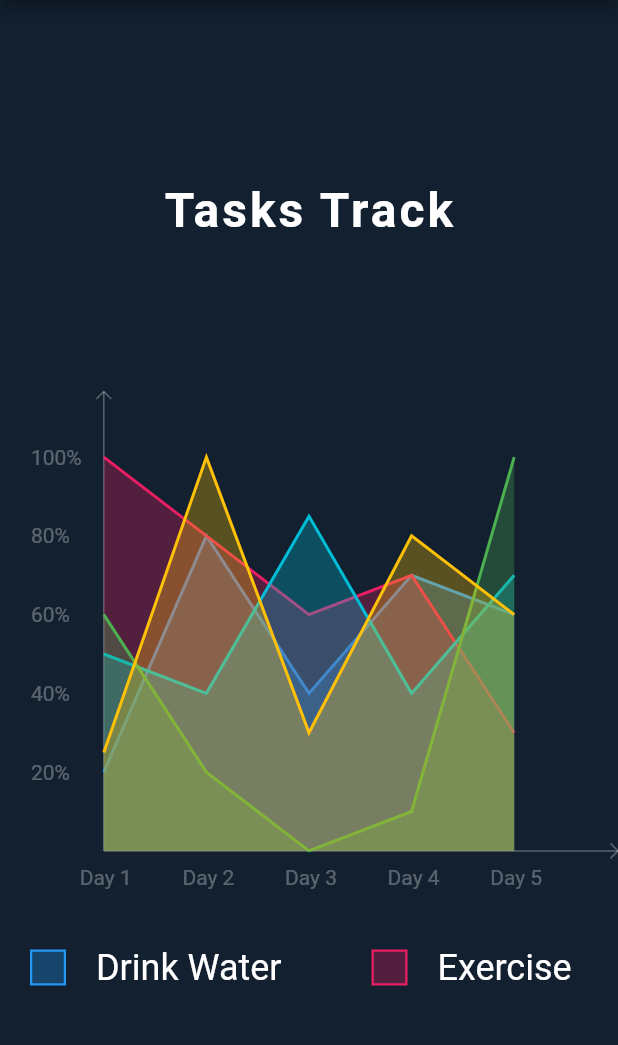
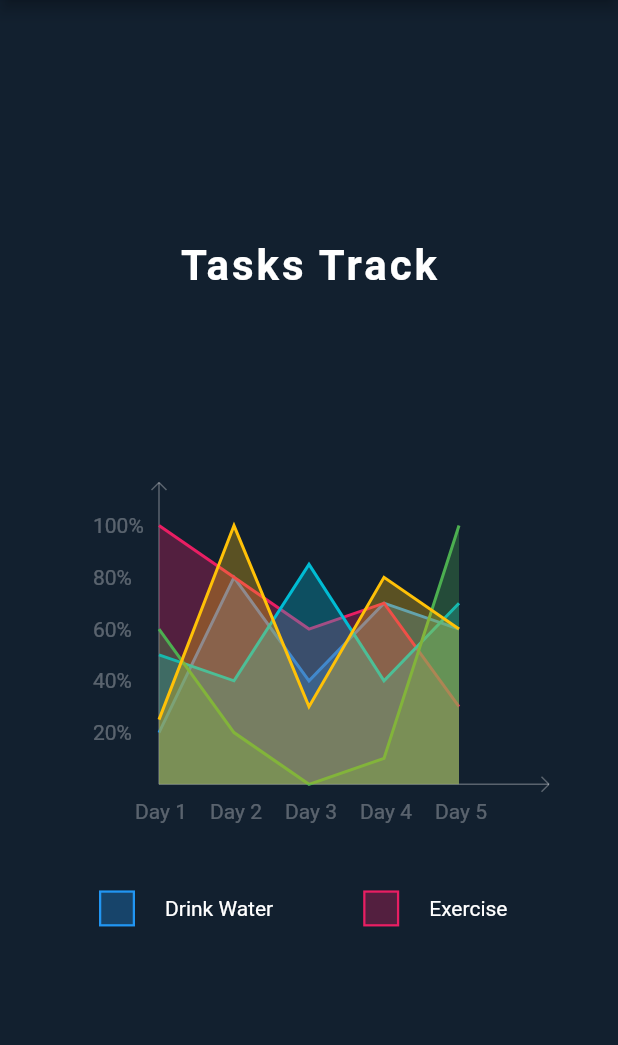
Before and after one commit to malihanan/draw_graph, a Flutter app: the screen it shows after launch, on a phone screen of 412 x 824 dp, the part 84-1129 px from its top. Run offline on Flutter 3.47's test engine with Material 2 defaults, Android fonts, the phone set to English and light mode, and no system bars.

Commit message:
removes fontSize from description

```diff
--- a/example/lib/main.dart
+++ b/example/lib/main.dart
@@ -65,7 +65,7 @@ class MyScreen extends StatelessWidget {
           child: Text(
             "Tasks Track",
             style: TextStyle(
-              fontSize: 32,
+              fontSize: 28,
               fontWeight: FontWeight.bold,
               letterSpacing: 2,
             ),
@@ -73,7 +73,7 @@ class MyScreen extends StatelessWidget {
         ),
         LineGraph(
           features: features,
-          size: Size(500, 400),
+          size: Size(320, 300),
           labelX: ['Day 1', 'Day 2', 'Day 3', 'Day 4', 'Day 5'],
           labelY: ['20%', '40%', '60%', '80%', '100%'],
           showDescription: true,
--- a/lib/draw_graph.dart
+++ b/lib/draw_graph.dart
@@ -45,9 +45,9 @@ class _LineGraphState extends State<LineGraph> {
       child: widget.showDescription
           ? Column(
               children: <Widget>[
-                getGraph(Size(widget.size.width, widget.size.height - 50)),
+                getGraph(Size(widget.size.width, widget.size.height - 70)),
                 SizedBox(
-                  height: 20,
+                  height: 40,
                 ),
                 Container(
                   height: 28,
@@ -103,7 +103,6 @@ class _LineGraphState extends State<LineGraph> {
             Text(
               feature.title,
               style: TextStyle(
-                fontSize: 24,
                 fontFamily: widget.fontFamily,
               ),
             ),
```
